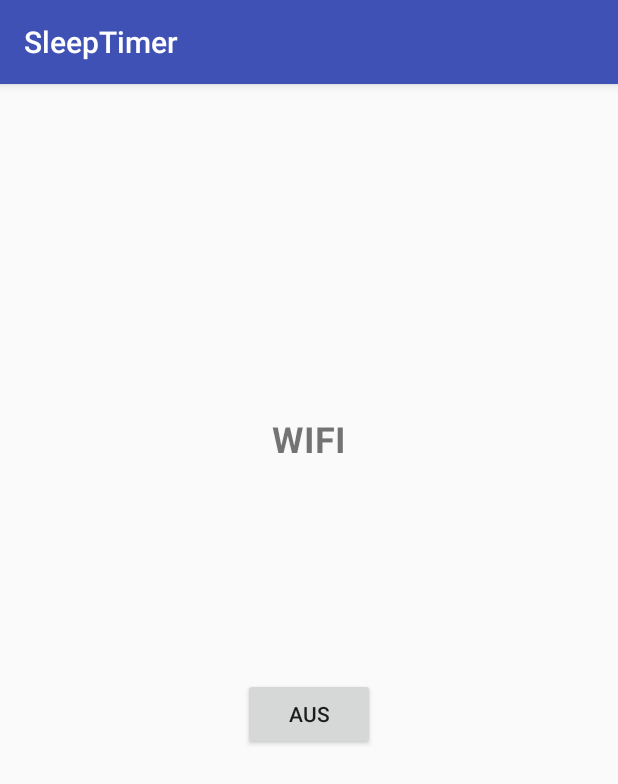
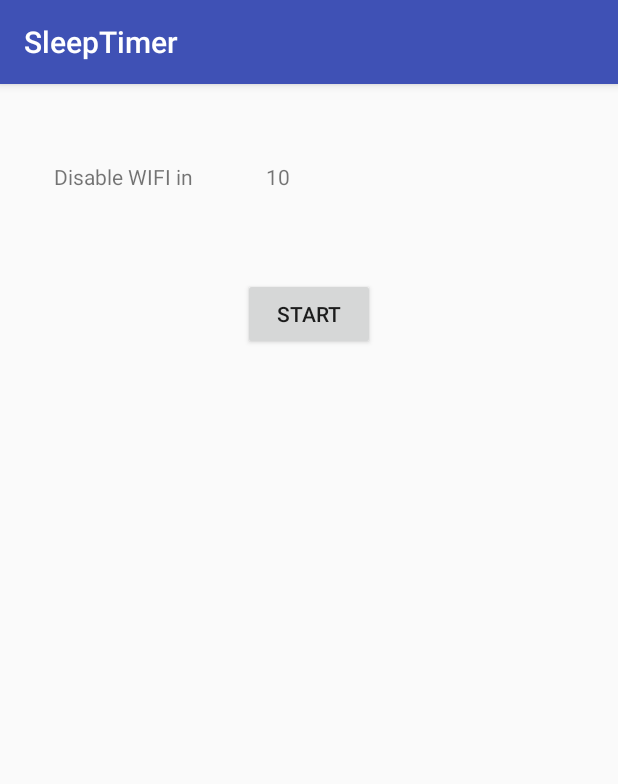
Before and after one commit to LEMettler/SleepTimer, an Android app: the screen it shows after launch (MainActivity), on a phone screen of 412 x 824 dp. Shown: the top 784 px of the screen. Run offline under Robolectric (Android 15) with nearby library versions, the phone set to English and light mode, and no system bars.

Commit message:
countdowntimer now can has a reset

```diff
--- a/app/src/main/AndroidManifest.xml
+++ b/app/src/main/AndroidManifest.xml
@@ -18,6 +18,7 @@
         </activity>
     </application>
 
+
     <uses-permission android:name="android.permission.ACCESS_WIFI_STATE"/>
     <uses-permission android:name="android.permission.CHANGE_WIFI_STATE"/>
 
--- a/app/src/main/java/comlmeerlu/github/sleeptimer/MainActivity.java
+++ b/app/src/main/java/comlmeerlu/github/sleeptimer/MainActivity.java
@@ -2,40 +2,98 @@ package comlmeerlu.github.sleeptimer;
 
 import android.content.Context;
 import android.net.wifi.WifiManager;
+import android.os.CountDownTimer;
 import android.support.v7.app.AppCompatActivity;
 import android.os.Bundle;
 import android.view.View;
 import android.widget.Button;
+import android.widget.TextView;
 
-public class MainActivity extends AppCompatActivity {
+public class MainActivity extends AppCompatActivity{
 
-   private Button button;
-    WifiManager wifiManager;
+   private Button btnCountdown;
+   private TextView txtCountdown;
+   private TextView txtOnOff;
+   private WifiManager wifiManager;
+
+   private CountDownTimer countDownTimer;
+    private int seconds;
+   private boolean counting;
+    private boolean stop;
+    private boolean finished;
+
 
     @Override
     protected void onCreate(Bundle savedInstanceState) {
         super.onCreate(savedInstanceState);
         setContentView(R.layout.activity_main);
 
-        button = findViewById(R.id.button);
+        seconds = 10;
+        counting = false;
+        stop = false;
+        finished = false;
+
+
+        btnCountdown = findViewById(R.id.btnCountdown);
+        txtCountdown = findViewById(R.id.txtCountdown);
+        txtCountdown.setText(String.format("%d",seconds));
+        txtOnOff = findViewById(R.id.txtOnOff);
         wifiManager = (WifiManager) getApplicationContext().getSystemService(Context.WIFI_SERVICE);
 
         if (wifiManager.isWifiEnabled())
-            button.setText("AUS");
+            txtOnOff.setText("Disable WIFI in");
         else
-            button.setText("AN");
+            txtOnOff.setText("Enable WIFI in");
 
-
+        initCountdownTimer(seconds);
     }
 
-    public void changeWifi(View view){
+    private void initCountdownTimer(int time){
+        countDownTimer = new CountDownTimer(1000 * time, 1000) {
+            @Override
+            public void onTick(long millisUntilFinished) {
+                if (stop){
+                    cancel();
+                    stop = false;
+                }else {
+                    //Integer.toString can't be applied to textviews, bc it doesn't regard some specific formats
+                    txtCountdown.setText(String.format("%d", (int) (millisUntilFinished / 1000)));
+                }
+            }
+
+            @Override
+            public void onFinish() {
+                changeWifi();
+                finished = true;
+                btnCountdown.setText("Start");
+            }
+        };
+    }
+
+    public void changeWifi(){
 
         wifiManager.setWifiEnabled(!wifiManager.isWifiEnabled());
 
         if (wifiManager.isWifiEnabled())
-            button.setText("AUS");
+            txtOnOff.setText("Disable WIFI in");
         else
-            button.setText("AN");
+            txtOnOff.setText("Enable WIFI in");
 
     }
+
+    public void CountdownHandler(final View view) throws InterruptedException {
+        if (!finished) {
+            if (!counting) {
+                countDownTimer.start();
+                btnCountdown.setText("Stop");
+            } else {
+                stop = true;
+                btnCountdown.setText("Start");
+            }
+            counting = !counting;
+        }else {
+            countDownTimer.start();
+            finished = false;
+        }
+    }
 }
--- a/app/src/main/res/layout/activity_main.xml
+++ b/app/src/main/res/layout/activity_main.xml
@@ -7,30 +7,45 @@
     tools:context="comlmeerlu.github.sleeptimer.MainActivity">
 
     <TextView
-        android:id="@+id/txtWifi"
+        android:id="@+id/txtOnOff"
         android:layout_width="wrap_content"
         android:layout_height="wrap_content"
-        android:layout_marginBottom="8dp"
-        android:layout_marginTop="84dp"
-        android:text="WIFI"
-        android:textSize="24sp"
-        android:textStyle="bold"
-        app:layout_constraintBottom_toTopOf="@+id/button"
-        app:layout_constraintLeft_toLeftOf="parent"
-        app:layout_constraintRight_toRightOf="parent"
+        android:layout_marginStart="36dp"
+        android:layout_marginTop="52dp"
+        android:text="change wifi in:"
+        app:layout_constraintStart_toStartOf="parent"
+        app:layout_constraintTop_toTopOf="parent" />
+
+    <TextView
+        android:id="@+id/txtCountdown"
+        android:layout_width="wrap_content"
+        android:layout_height="wrap_content"
+        android:layout_marginEnd="8dp"
+        android:layout_marginStart="8dp"
+        android:layout_marginTop="52dp"
+        android:text="countdown"
+        app:layout_constraintEnd_toEndOf="parent"
+        app:layout_constraintHorizontal_bias="0.162"
+        app:layout_constraintStart_toEndOf="@+id/txtOnOff"
         app:layout_constraintTop_toTopOf="parent" />
 
     <Button
-        android:id="@+id/button"
+        android:id="@+id/btnCountdown"
         android:layout_width="wrap_content"
         android:layout_height="wrap_content"
-        android:layout_marginBottom="324dp"
-        android:layout_marginEnd="8dp"
-        android:layout_marginStart="8dp"
-        android:onClick="changeWifi"
-        android:text="@string/an"
+        android:onClick="CountdownHandler"
+        android:text="Start"
         app:layout_constraintBottom_toBottomOf="parent"
         app:layout_constraintEnd_toEndOf="parent"
-        app:layout_constraintStart_toStartOf="parent" />
+        app:layout_constraintStart_toStartOf="parent"
+        app:layout_constraintTop_toBottomOf="@+id/txtOnOff"
+        app:layout_constraintVertical_bias="0.089" />
+
+    <android.support.constraint.Guideline
+        android:id="@+id/guideline"
+        android:layout_width="wrap_content"
+        android:layout_height="wrap_content"
+        android:orientation="horizontal"
+        app:layout_constraintGuide_begin="20dp" />
 
 </android.support.constraint.ConstraintLayout>
```
